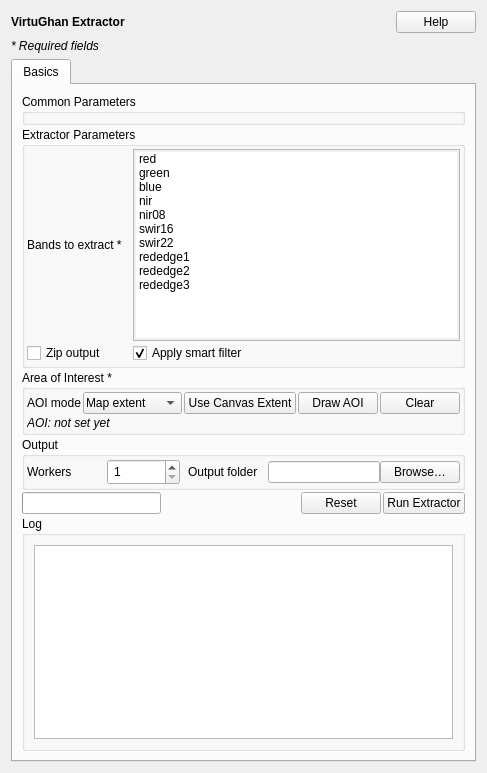
Qt form virtughan_qgis/extractor/extractor_form.ui (virtughan/qgis-plugin) before a commit.
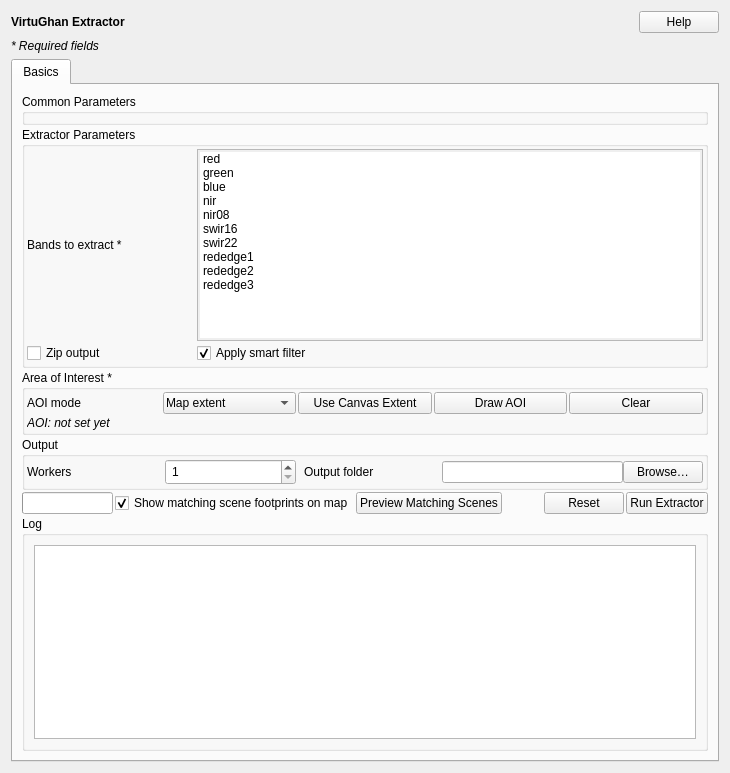
The same form after that commit.

Commit message: feat(search): add scene preview controls and optional footprint layers in engine/extractor

```diff
--- a/virtughan_qgis/extractor/extractor_form.ui
+++ b/virtughan_qgis/extractor/extractor_form.ui
@@ -220,6 +220,18 @@
          <item>
           <widget class="QProgressBar" name="progressBar"/>
          </item>
+          <item>
+           <widget class="QCheckBox" name="showSceneFootprintsCheck">
+            <property name="text"><string>Show matching scene footprints on map</string></property>
+            <property name="checked"><bool>true</bool></property>
+           </widget>
+          </item>
+          <item>
+           <widget class="QPushButton" name="previewScenesButton">
+            <property name="text"><string>Preview Matching Scenes</string></property>
+            <property name="toolTip"><string>Search matching scenes using current AOI/date/cloud filters</string></property>
+           </widget>
+          </item>
          <item>
           <spacer name="runSpacer">
            <property name="orientation"><enum>Qt::Horizontal</enum></property>
```
The commit also changes 3 other files.
